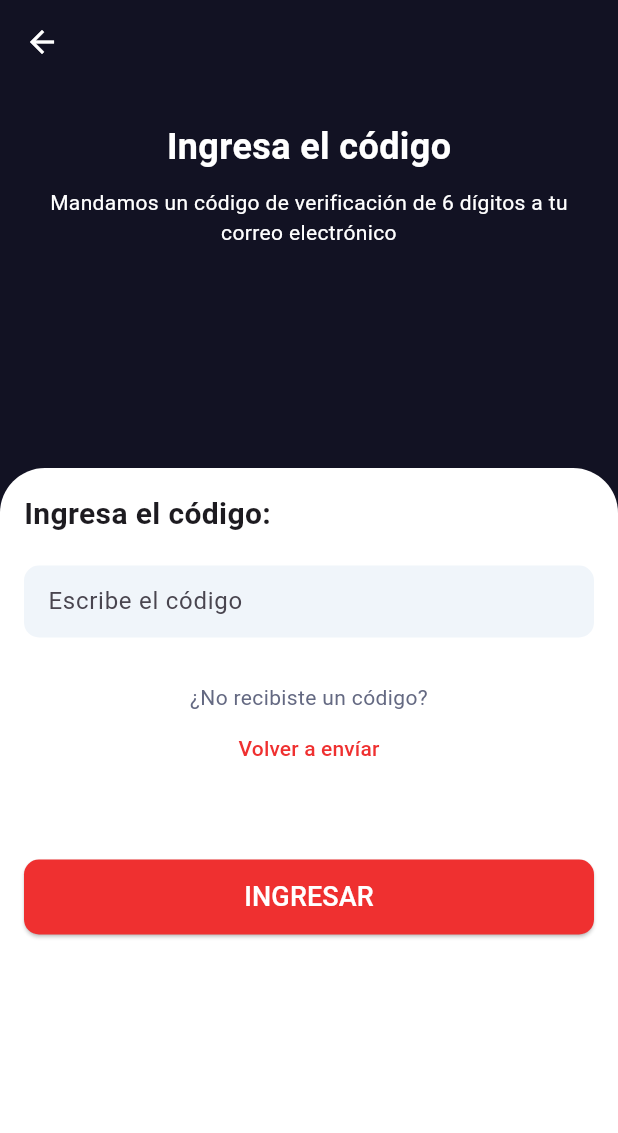
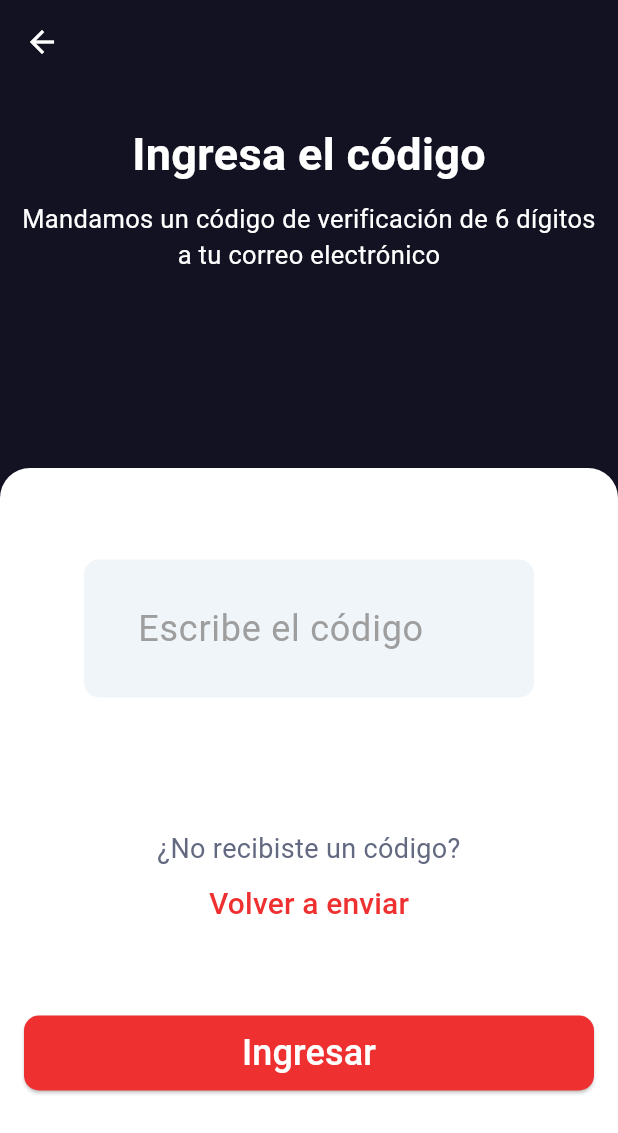
Before and after one commit to juanvaloss/TC2007B.502_MobileApp, a Flutter app: the MfaScreen screen opened directly with empty values, on a phone screen of 412 x 824 dp. Shown: the top 1133 px of the screen. Run offline on Flutter 3.47's test engine with Material 3 defaults, Android fonts, the phone set to English and light mode, and no system bars; our stand-ins replace flutter_dotenv, geolocator, google_maps_flutter; network calls fail.

Commit message:
Update: login logic and screens.

```diff
--- a/client/lib/screens/access_screens/code_screen.dart
+++ b/client/lib/screens/access_screens/code_screen.dart
@@ -8,12 +8,14 @@ import '../bamxscreens/bamx_admin_home.dart';
 class MfaScreen extends StatelessWidget {
 
   final int userId;
-  MfaScreen({super.key, required this.userId});
+  final String userEmail;
+
+  MfaScreen({super.key, required this.userId, required this.userEmail});
 
   final TextEditingController mfaController = TextEditingController();
 
   void sendJsonData(context) async {
-    final url = Uri.parse('http://192.168.101.125:3000/tfa/');
+    final url = Uri.parse('http://192.168.101.118:3000/tfa/');
 
     String mfaCode = mfaController.text;
 
@@ -64,6 +66,25 @@ class MfaScreen extends StatelessWidget {
     }
   }
 
+  void getNewCode() async{
+    final url = Uri.parse('http://192.168.101.118:3000/tfa/');
+
+    Map<String, dynamic> jsonData = {
+      'userId':  userId,
+      'email': userEmail
+    };
+
+    try{
+
+
+    }catch (e) {
+      print('Error: $e');
+    }
+
+
+
+  }
+
   @override
   Widget build(BuildContext context) {
     double screenWidth = MediaQuery.of(context).size.width;
@@ -73,10 +94,10 @@ class MfaScreen extends StatelessWidget {
         leading: IconButton(
           icon: const Icon(Icons.arrow_back, color: Colors.white),
           onPressed: () {
-            Navigator.of(context).pop(); // Acción del botón de regreso
+            Navigator.of(context).pop();
           },
         ),
-        elevation: 0, // Sin sombra para el AppBar
+        elevation: 0,
       ),
       body: Stack(
         children: [
@@ -91,7 +112,7 @@ class MfaScreen extends StatelessWidget {
                     "Ingresa el código",
                     style: TextStyle(
                       color: Colors.white,
-                      fontSize: 24,
+                      fontSize: 30,
                       fontWeight: FontWeight.bold,
                     ),
                   ),
@@ -101,6 +122,7 @@ class MfaScreen extends StatelessWidget {
                       "Mandamos un código de verificación de 6 dígitos a tu correo electrónico",
                       style: TextStyle(
                         color: Colors.white,
+                        fontSize: 17
                       ),
                       textAlign: TextAlign.center,
                     ),
@@ -118,47 +140,52 @@ class MfaScreen extends StatelessWidget {
                   decoration: const BoxDecoration(
                     color: Colors.white,
                     borderRadius: BorderRadius.only(
-                      topLeft: Radius.circular(30.0),
-                      topRight: Radius.circular(30.0),
+                      topLeft: Radius.circular(20.0),
+                      topRight: Radius.circular(20.0),
                     ),
                   ),
                   child: Padding(
                     padding: const EdgeInsets.all(16.0),
                     child: SingleChildScrollView(
                       physics: const ClampingScrollPhysics(),
+
                       child: Column(
-                        crossAxisAlignment: CrossAxisAlignment.start,
+
+                        mainAxisAlignment: MainAxisAlignment.center,
                         children: [
-                          const Text(
-                            "Ingresa el código: ",
-                            style: TextStyle(
-                              fontSize: 20,
+                          SizedBox(height: 45),
+                          SizedBox(
+                            width: 300,
+                            height: 150,
+                            child: TextField(
+                              controller: mfaController,
+                              keyboardType: TextInputType.number,
+                              inputFormatters: [
+                                FilteringTextInputFormatter.digitsOnly,
+                                LengthLimitingTextInputFormatter(6),
+                              ],
+                              textAlign: TextAlign.center,
+                              style: const TextStyle(
+                                fontSize: 45,
                                 fontWeight: FontWeight.bold,
+                                letterSpacing: 12,
+                                color: Colors.black,
                               ),
-                          ),
-                          const SizedBox(height: 20),
-                          TextField(
-                            controller: mfaController,
                               decoration: InputDecoration(
-                              labelText: "Escribe el código",
+                                labelText: "     Escribe el código",
+                                labelStyle: TextStyle(fontSize: 24, color: Colors.grey[500]),
+                                hintText: "123456",
+                                hintStyle: TextStyle(color: Colors.grey[400]),
                                 border: OutlineInputBorder(
                                   borderRadius: BorderRadius.circular(10.0),
                                   borderSide: BorderSide.none,
                                 ),
-                              hintText: 'Ingresa tu nombre completo:',
-                              hintStyle: const TextStyle(
-                                color: Color(0xFFA0A5BA),
-                              ),
                                 filled: true,
                                 fillColor: const Color(0xFFF0F5FA),
                                 isDense: true,
+                                contentPadding: const EdgeInsets.symmetric(vertical: 12),
                             ),
-                            style: const TextStyle(
-                              color: Color(0xFFA0A5BA),
                           ),
-                            inputFormatters: [
-                              FilteringTextInputFormatter.allow(RegExp('[0-9]'))
-                            ],
                           ),
                           const SizedBox(height: 30),
                           Padding(
@@ -170,15 +197,19 @@ class MfaScreen extends StatelessWidget {
                                     "¿No recibiste un código?",
                                     style: TextStyle(
                                       color: Color(0xFF646982),
+                                      fontSize: 18
                                     ),
                                     textAlign: TextAlign.center,
                                   ),
                                   TextButton(
-                                    onPressed: (){},
-                                    style: TextButton.styleFrom(
-                                      foregroundColor: const Color(0xFFEF3030)
-                                    ),
-                                    child: const Text("Volver a envíar"),
+                                    onPressed: (){
+                                      getNewCode();
+                                    },
+                                    child: const Text("Volver a enviar",
+                                    style: TextStyle(
+                                      fontSize: 20,
+                                      color: Color(0xFFEF3030)
+                                    ),),
                                   )
                                 ],
                               ),
@@ -199,9 +230,9 @@ class MfaScreen extends StatelessWidget {
                                       sendJsonData(context);
                                     },
                                     child: const Text(
-                                      'INGRESAR',
+                                      'Ingresar',
                                       style: TextStyle(
-                                        fontSize: 18,
+                                        fontSize: 24,
                                         color: Colors.white,
                                       ),
                                     ),
--- a/client/lib/screens/access_screens/register_screen.dart
+++ b/client/lib/screens/access_screens/register_screen.dart
@@ -51,7 +51,7 @@ class _RegisterScreenState extends State<RegisterScreen> {
         Navigator.push(
           context,
           MaterialPageRoute(
-            builder: (context) => MfaScreen(userId: userIdResponse),
+            builder: (context) => MfaScreen(userId: userIdResponse, userEmail: email),
           ),
         );
       } else {
--- a/client/lib/screens/user_screens/more_info_center.dart
+++ b/client/lib/screens/user_screens/more_info_center.dart
@@ -69,7 +69,7 @@ class _MoreInfoCenterState extends State<MoreInfoCenter> {
               child: Column(
                 crossAxisAlignment: CrossAxisAlignment.start,
                 children: [
-                  Text('Centro de acopio: ${centerInfo!['centerName']}', style: TextStyle(fontSize: 18, fontWeight: FontWeight.bold)),
+                  //Text('Centro de acopio: ${centerInfo!['centerName']}', style: TextStyle(fontSize: 18, fontWeight: FontWeight.bold)),
                   SizedBox(height: 10),
                   Text('ID: ${widget.centerId}'),
                   // Agrega más campos según la información disponible en centerInfo
```
Also changed, not shown: client/lib/screens/access_screens/login_screen.dart (+25 -13 lines), client/lib/screens/user_screens/user_home_screen.dart (+26 -126 lines), 13 other files. Lines whose indentation alone changed are shown as unchanged.
